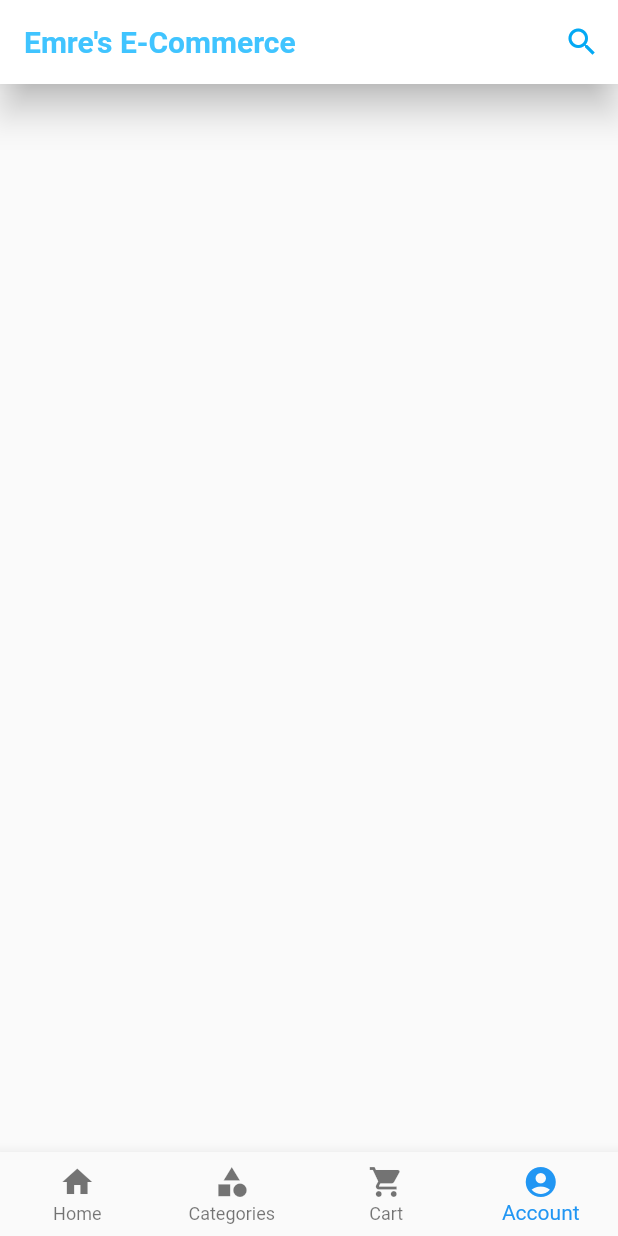
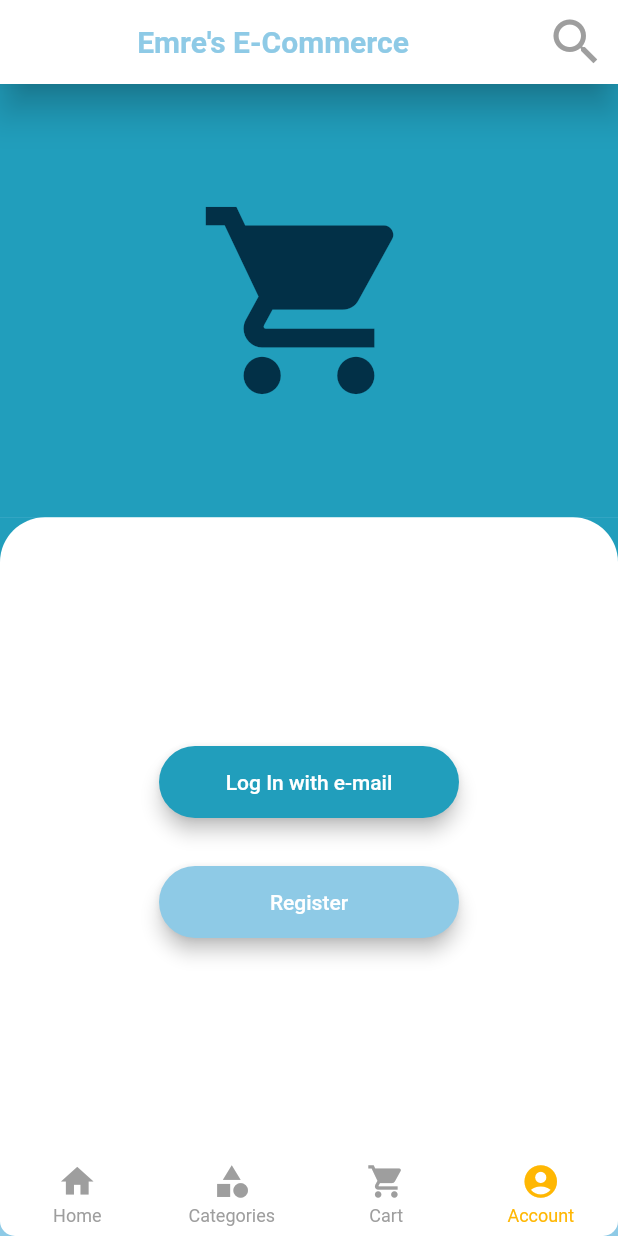
Before and after one commit to emrecoskun705/ecommerce_flutter, a Flutter app: the screen it shows after launch, item 4 of the bottom bar chosen, on a phone screen of 412 x 824 dp. Run offline on Flutter 3.47's test engine with Material 2 defaults, Android fonts, the phone set to English and light mode, and no system bars; drawn by our look-alikes of persistent_bottom_nav_bar; our stand-ins replace carousel_slider; network calls fail.

Commit message:
Add account screen Only visual side of account screen, inside this account screen it separates two bottom sheets.

```diff
--- /dev/null
+++ b/lib/components/rounded_button.dart
@@ -0,0 +1,33 @@
+import 'package:flutter/material.dart';
+
+class RoundedButton extends StatelessWidget {
+  final Color colour;
+  final String title;
+  final VoidCallback onPressed;
+
+  RoundedButton(
+      {required this.colour, required this.title, required this.onPressed});
+
+  @override
+  Widget build(BuildContext context) {
+    return Padding(
+      padding: EdgeInsets.symmetric(vertical: 16.0),
+      child: Material(
+        elevation: 5.0,
+        color: colour, //
+        borderRadius: BorderRadius.circular(30.0),
+        child: MaterialButton(
+          onPressed: onPressed,
+          minWidth: 200.0,
+          height: 42.0,
+          child: Text(
+            title,
+            style: TextStyle(
+              color: Colors.white,
+            ),
+          ),
+        ),
+      ),
+    );
+  }
+}
--- a/lib/screens/account_screen.dart
+++ b/lib/screens/account_screen.dart
@@ -1,8 +1,72 @@
+import 'package:ecommerce_flutter/components/rounded_button.dart';
+import 'package:ecommerce_flutter/constants.dart';
+import 'package:ecommerce_flutter/screens/login_screen.dart';
+import 'package:ecommerce_flutter/screens/register_screen.dart';
 import 'package:flutter/material.dart';
 
 class AccountScreen extends StatelessWidget {
   @override
   Widget build(BuildContext context) {
-    return Container();
+    return Column(
+      crossAxisAlignment: CrossAxisAlignment.stretch,
+      children: [
+        Expanded(
+          flex: 2,
+          child: Container(
+            child: Icon(
+              Icons.shopping_cart,
+              size: 150.0,
+              color: Color(0xFF023047),
+            ),
+            color: Color(0xFF219EBC),
+          ),
+        ),
+        Expanded(
+          flex: 3,
+          child: Container(
+            color: Color(0xFF219EBC),
+            child: Container(
+              decoration: BoxDecoration(
+                color: Colors.white,
+                borderRadius: BorderRadius.only(
+                  topLeft: Radius.circular(30.0),
+                  topRight: Radius.circular(30.0),
+                ),
+              ),
+              child: Column(
+                mainAxisAlignment: MainAxisAlignment.center,
+                children: [
+                  RoundedButton(
+                    colour: Color(0xFF219EBC),
+                    title: 'Log In with e-mail',
+                    onPressed: () {
+                      showModalBottomSheet(
+                          isScrollControlled: true,
+                          context: context,
+                          builder: (context) {
+                            return LoginScreen();
+                          });
+                    },
+                  ),
+                  RoundedButton(
+                    colour: Color(0xFF8ECAE6),
+                    title: 'Register',
+                    onPressed: () {
+                      showModalBottomSheet(
+                        isScrollControlled: true,
+                        context: context,
+                        builder: (context) {
+                          return RegisterScreen();
+                        },
+                      );
+                    },
+                  ),
+                ],
+              ),
+            ),
+          ),
+        ),
+      ],
+    );
   }
 }
--- a/lib/screens/home_screen.dart
+++ b/lib/screens/home_screen.dart
@@ -10,10 +10,14 @@ class HomeScreen extends StatefulWidget {
 
 class _HomeScreenState extends State<HomeScreen> {
   int counter = 0;
+  FocusNode focusNode = FocusNode();
+
   @override
   Widget build(BuildContext context) {
     return Column(
-      children: [HomeCarousel()],
+      children: [
+        HomeCarousel(),
+      ],
     );
   }
 }
--- a/lib/screens/main_screen.dart
+++ b/lib/screens/main_screen.dart
@@ -4,6 +4,9 @@ import 'package:ecommerce_flutter/screens/cart_screen.dart';
 import 'package:ecommerce_flutter/screens/category_screen.dart';
 import 'package:ecommerce_flutter/screens/home_screen.dart';
 import 'package:flutter/material.dart';
+import 'package:persistent_bottom_nav_bar/persistent-tab-view.dart';
+
+PersistentTabController _controller = PersistentTabController(initialIndex: 0);
 
 class MainScreen extends StatefulWidget {
   @override
@@ -11,62 +14,110 @@ class MainScreen extends StatefulWidget {
 }
 
 class _MainScreenState extends State<MainScreen> {
-  //current_index refers to which page we see initial value is home
-  int _currentIndex = 0;
-  final screens = [
+  List<Widget> screens = [
     HomeScreen(),
     CategoryScreen(),
     CartScreen(),
-    AccountScreen()
+    AccountScreen(),
   ];
+
+  List<PersistentBottomNavBarItem> _navbarItems() {
+    return [
+      PersistentBottomNavBarItem(
+        icon: Icon(Icons.home),
+        title: ("Home"),
+        activeColorPrimary: Colors.blue,
+        inactiveColorPrimary: Colors.grey,
+      ),
+      PersistentBottomNavBarItem(
+        icon: Icon(Icons.category),
+        title: ("Categories"),
+        activeColorPrimary: Colors.blue,
+        inactiveColorPrimary: Colors.grey,
+      ),
+      PersistentBottomNavBarItem(
+        icon: Icon(Icons.shopping_cart),
+        title: ("Cart"),
+        activeColorPrimary: Colors.blue,
+        inactiveColorPrimary: Colors.grey,
+      ),
+      PersistentBottomNavBarItem(
+          icon: Icon(Icons.account_circle),
+          title: ("Account"),
+          activeColorPrimary: Color(0xFFFFB703),
+          inactiveColorPrimary: Colors.grey,
+          routeAndNavigatorSettings: RouteAndNavigatorSettings(
+              initialRoute: '/',
+              routes: {'/register': (context) => Container()})),
+    ];
+  }
 
   @override
   Widget build(BuildContext context) {
     return Scaffold(
       appBar: AppBar(
-        title: Text(
-          'Emre\'s E-Commerce',
-          style: TextStyle(
-            color: Colors.lightBlueAccent,
-            fontWeight: FontWeight.bold,
+        title: Center(
+          child: Text(
+            'Emre\'s E-Commerce',
+            style: TextStyle(
+              color: Color(0xFF8ECAE6),
+              fontWeight: FontWeight.bold,
+            ),
           ),
         ),
         actions: [
           IconButton(
+            padding: EdgeInsets.only(right: 10.0),
             onPressed: () async {
               showSearch(context: context, delegate: SearchBar());
             },
             icon: Icon(
               Icons.search,
-              color: Colors.lightBlue,
+              size: 40.0,
+              color: Colors.grey,
             ),
           ),
         ],
         elevation: 10,
         backgroundColor: Colors.white,
       ),
-      bottomNavigationBar: BottomNavigationBar(
-        type: BottomNavigationBarType.fixed,
-        currentIndex: _currentIndex,
-        onTap: (index) {
-          setState(() {
-            _currentIndex = index;
-          });
-        },
-        items: [
-          BottomNavigationBarItem(icon: Icon(Icons.home), label: 'Home'),
-          BottomNavigationBarItem(
-              icon: Icon(Icons.category), label: 'Categories'),
-          BottomNavigationBarItem(
-              icon: Icon(Icons.shopping_cart), label: 'Cart'),
-          BottomNavigationBarItem(
-              icon: Icon(Icons.account_circle), label: 'Account'),
-        ],
+      body: buildPersistentTabView(context),
+    );
+  }
+
+  PersistentTabView buildPersistentTabView(BuildContext context) {
+    return PersistentTabView(
+      context,
+      controller: _controller,
+      screens: screens,
+      items: _navbarItems(),
+      confineInSafeArea: true,
+      backgroundColor: Colors.white, // Default is Colors.white.
+      handleAndroidBackButtonPress: true, // Default is true.
+      resizeToAvoidBottomInset:
+          true, // This needs to be true if you want to move up the screen when keyboard appears. Default is true.
+      stateManagement: true, // Default is true.
+      hideNavigationBarWhenKeyboardShows:
+          true, // Recommended to set 'resizeToAvoidBottomInset' as true while using this argument. Default is true.
+      decoration: NavBarDecoration(
+        borderRadius: BorderRadius.circular(10.0),
+        colorBehindNavBar: Color(0xFF8ECAE6),
       ),
-      body: IndexedStack(
-        index: _currentIndex,
-        children: screens,
+      popAllScreensOnTapOfSelectedTab: true,
+      popActionScreens: PopActionScreensType.all,
+      itemAnimationProperties: ItemAnimationProperties(
+        // Navigation Bar's items animation properties.
+        duration: Duration(milliseconds: 200),
+        curve: Curves.ease,
       ),
+      screenTransitionAnimation: ScreenTransitionAnimation(
+        // Screen transition animation on change of selected tab.
+        animateTabTransition: true,
+        curve: Curves.ease,
+        duration: Duration(milliseconds: 200),
+      ),
+      navBarStyle:
+          NavBarStyle.style6, // Choose the nav bar style with this property.
     );
   }
 }
--- a/pubspec.yaml
+++ b/pubspec.yaml
@@ -29,6 +29,8 @@ dependencies:
   # Use with the CupertinoIcons class for iOS style icons.
   cupertino_icons: ^1.0.2
   carousel_slider: ^4.0.0
+  persistent_bottom_nav_bar: ^4.0.2
+  animated_text_kit: ^4.2.1
 
 dev_dependencies:
   flutter_test:
```
Also changed, not shown: lib/constants.dart (added, +17 -0 lines), lib/screens/login_screen.dart (added, +59 -0 lines), lib/screens/register_screen.dart (added, +64 -0 lines), pubspec.lock.
